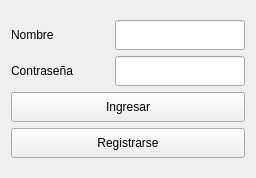
Old version of the form Registo.ui in the repository Sebastian-informaticaI-II/backEnd_ARCDEF.
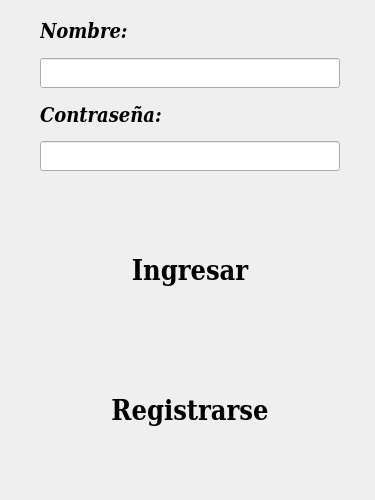
New version of the form.

Diff of the .ui file:
```diff
--- a/Registo.ui
+++ b/Registo.ui
@@ -6,24 +6,90 @@
    <rect>
     <x>0</x>
     <y>0</y>
-    <width>256</width>
-    <height>178</height>
+    <width>375</width>
+    <height>500</height>
    </rect>
   </property>
+  <property name="minimumSize">
+   <size>
+    <width>375</width>
+    <height>500</height>
+   </size>
+  </property>
+  <property name="maximumSize">
+   <size>
+    <width>375</width>
+    <height>500</height>
+   </size>
+  </property>
   <property name="windowTitle">
    <string>Form</string>
   </property>
-  <layout class="QGridLayout" name="gridLayout">
-   <item row="0" column="0">
-    <layout class="QVBoxLayout" name="verticalLayout_2">
-     <item>
+  <property name="autoFillBackground">
+   <bool>false</bool>
+  </property>
+  <property name="styleSheet">
+   <string notr="true"/>
+  </property>
+  <widget class="QPushButton" name="Login">
+   <property name="geometry">
+    <rect>
+     <x>40</x>
+     <y>210</y>
+     <width>300</width>
+     <height>120</height>
+    </rect>
+   </property>
+   <property name="minimumSize">
+    <size>
+     <width>300</width>
+     <height>120</height>
+    </size>
+   </property>
+   <property name="maximumSize">
+    <size>
+     <width>300</width>
+     <height>120</height>
+    </size>
+   </property>
+   <property name="font">
+    <font>
+     <family>DejaVu Serif Condensed</family>
+     <pointsize>20</pointsize>
+     <weight>75</weight>
+     <bold>true</bold>
+    </font>
+   </property>
+   <property name="text">
+    <string>Ingresar</string>
+   </property>
+   <property name="flat">
+    <bool>true</bool>
+   </property>
+  </widget>
+  <widget class="QWidget" name="layoutWidget">
+   <property name="geometry">
+    <rect>
+     <x>40</x>
+     <y>10</y>
+     <width>311</width>
+     <height>161</height>
+    </rect>
+   </property>
       <layout class="QVBoxLayout" name="verticalLayout">
        <item>
-        <layout class="QHBoxLayout" name="horizontalLayout">
-         <item>
           <widget class="QLabel" name="label">
+      <property name="font">
+       <font>
+        <family>DejaVu Serif Condensed</family>
+        <pointsize>15</pointsize>
+        <weight>75</weight>
+        <italic>true</italic>
+        <bold>true</bold>
+       </font>
+      </property>
            <property name="text">
-            <string>Nombre</string>
+       <string>Nombre:</string>
            </property>
           </widget>
          </item>
@@ -31,16 +97,23 @@
           <widget class="QLineEdit" name="UserName">
            <property name="minimumSize">
             <size>
-             <width>130</width>
+        <width>300</width>
              <height>30</height>
             </size>
            </property>
            <property name="maximumSize">
             <size>
-             <width>130</width>
+        <width>300</width>
              <height>30</height>
             </size>
            </property>
+      <property name="font">
+       <font>
+        <pointsize>15</pointsize>
+        <weight>75</weight>
+        <bold>true</bold>
+       </font>
+      </property>
            <property name="toolTip">
             <string extracomment="Maximo 24 caracteres"/>
            </property>
@@ -49,14 +122,19 @@
            </property>
           </widget>
          </item>
-        </layout>
-       </item>
-       <item>
-        <layout class="QHBoxLayout" name="horizontalLayout_2">
          <item>
           <widget class="QLabel" name="label_2">
+      <property name="font">
+       <font>
+        <family>DejaVu Serif Condensed</family>
+        <pointsize>15</pointsize>
+        <weight>75</weight>
+        <italic>true</italic>
+        <bold>true</bold>
+       </font>
+      </property>
            <property name="text">
-            <string>Contraseña</string>
+       <string>Contraseña:</string>
            </property>
           </widget>
          </item>
@@ -64,16 +142,23 @@
           <widget class="QLineEdit" name="Password">
            <property name="minimumSize">
             <size>
-             <width>130</width>
+        <width>300</width>
              <height>30</height>
             </size>
            </property>
            <property name="maximumSize">
             <size>
-             <width>130</width>
+        <width>300</width>
              <height>30</height>
             </size>
            </property>
+      <property name="font">
+       <font>
+        <pointsize>15</pointsize>
+        <weight>75</weight>
+        <bold>true</bold>
+       </font>
+      </property>
            <property name="toolTip">
             <string extracomment="8 caracteres solo numeros y letras."/>
            </property>
@@ -86,38 +171,43 @@
           </widget>
          </item>
         </layout>
-       </item>
-      </layout>
-     </item>
-     <item>
-      <widget class="QPushButton" name="Login">
-       <property name="minimumSize">
-        <size>
-         <width>130</width>
-         <height>30</height>
-        </size>
-       </property>
-       <property name="text">
-        <string>Ingresar</string>
-       </property>
-      </widget>
-     </item>
-     <item>
+  </widget>
       <widget class="QPushButton" name="Register">
+   <property name="geometry">
+    <rect>
+     <x>40</x>
+     <y>350</y>
+     <width>300</width>
+     <height>120</height>
+    </rect>
+   </property>
        <property name="minimumSize">
         <size>
-         <width>130</width>
-         <height>30</height>
-        </size>
-       </property>
+     <width>300</width>
+     <height>120</height>
+    </size>
+   </property>
+   <property name="maximumSize">
+    <size>
+     <width>300</width>
+     <height>120</height>
+    </size>
+   </property>
+   <property name="font">
+    <font>
+     <family>DejaVu Serif Condensed</family>
+     <pointsize>20</pointsize>
+     <weight>75</weight>
+     <bold>true</bold>
+    </font>
+   </property>
        <property name="text">
         <string>Registrarse</string>
        </property>
-      </widget>
-     </item>
-    </layout>
-   </item>
-  </layout>
+   <property name="flat">
+    <bool>true</bool>
+   </property>
+  </widget>
  </widget>
  <resources/>
  <connections/>
```
Lines whose indentation alone changed are shown as unchanged.
